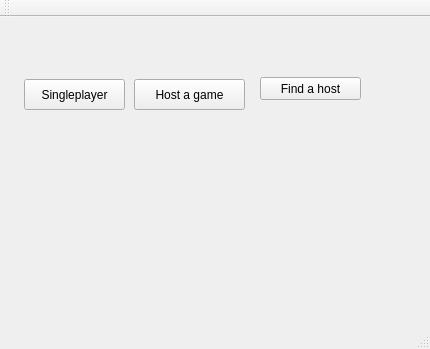
This is hangman.ui in ketro96/Hangman as Qt 5 draws it before an edit. The edited form follows.
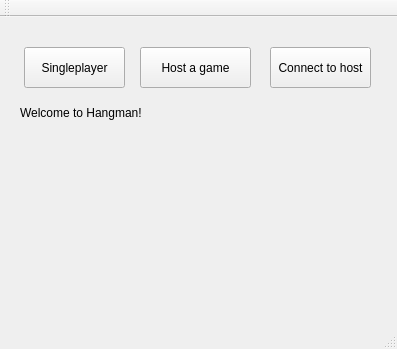
This is the edited form.

```diff
--- a/hangman.ui
+++ b/hangman.ui
@@ -6,7 +6,7 @@
    <rect>
     <x>0</x>
     <y>0</y>
-    <width>430</width>
+    <width>397</width>
     <height>349</height>
    </rect>
   </property>
@@ -18,9 +18,9 @@
     <property name="geometry">
      <rect>
       <x>24</x>
-      <y>62</y>
+      <y>30</y>
       <width>101</width>
-      <height>31</height>
+      <height>41</height>
      </rect>
     </property>
     <property name="text">
@@ -30,10 +30,10 @@
    <widget class="QPushButton" name="btnStartHost">
     <property name="geometry">
      <rect>
-      <x>134</x>
-      <y>62</y>
+      <x>140</x>
+      <y>30</y>
       <width>111</width>
-      <height>31</height>
+      <height>41</height>
      </rect>
     </property>
     <property name="text">
@@ -43,27 +43,27 @@
    <widget class="QPushButton" name="btnFindHost">
     <property name="geometry">
      <rect>
-      <x>260</x>
-      <y>60</y>
+      <x>270</x>
+      <y>30</y>
       <width>101</width>
-      <height>23</height>
+      <height>41</height>
      </rect>
     </property>
     <property name="text">
-     <string>Find a host</string>
+     <string>Connect to host</string>
     </property>
    </widget>
    <widget class="QLabel" name="lblStatus">
     <property name="geometry">
      <rect>
-      <x>10</x>
-      <y>20</y>
-      <width>371</width>
+      <x>20</x>
+      <y>80</y>
+      <width>361</width>
       <height>31</height>
      </rect>
     </property>
     <property name="text">
-     <string/>
+     <string>Welcome to Hangman!</string>
     </property>
    </widget>
   </widget>
```
Left out of the diff: 4 changed lines with no effect on the pictures.
